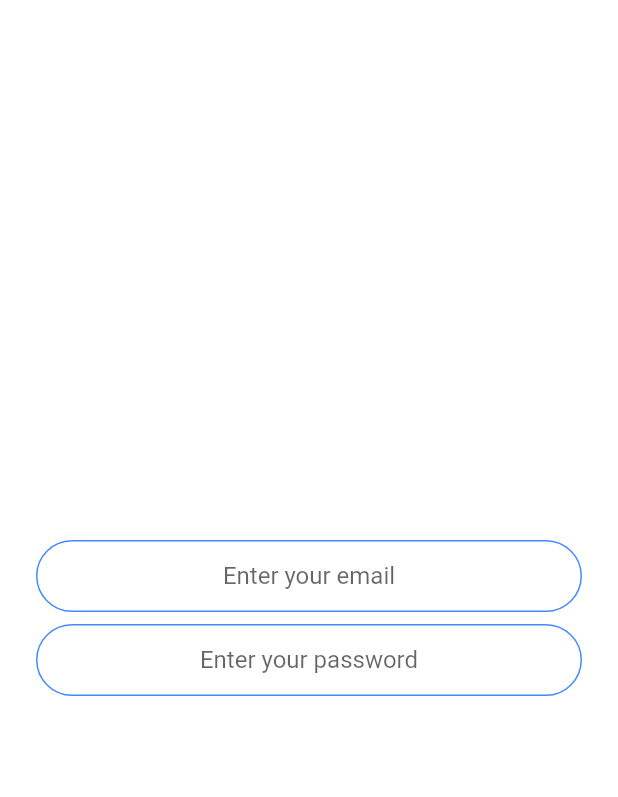
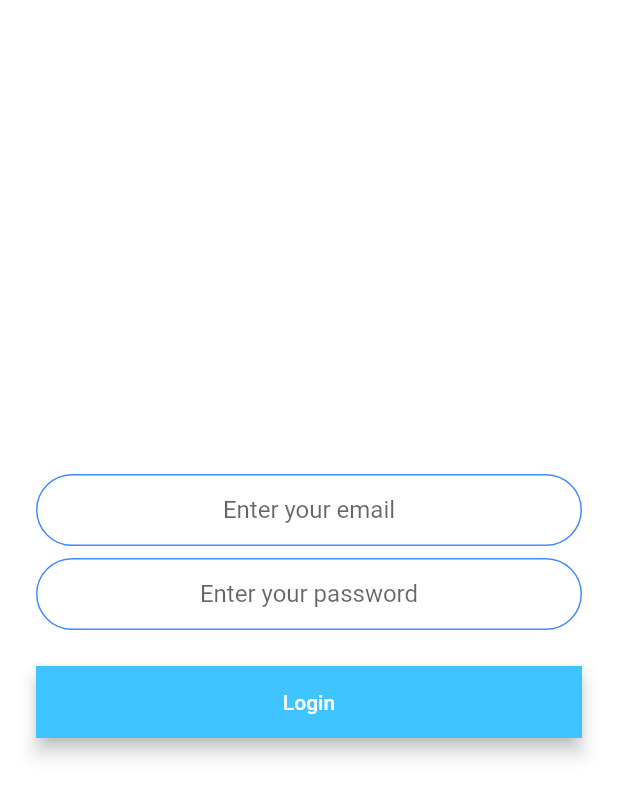
Before and after one commit to buraksaler/ChatApp, a Flutter app: the screen it shows after launch, after a tap on "Login", on a phone screen of 412 x 824 dp. Shown: the top 797 px of the screen. Run offline on Flutter 3.47's test engine with Material 2 defaults, Android fonts, the phone set to English and light mode, and no system bars.

```diff
--- a/lib/screens/login_screen.dart
+++ b/lib/screens/login_screen.dart
@@ -1,3 +1,4 @@
+import 'package:chat_app/components/rounded_button.dart';
 import 'package:flutter/material.dart';
 import 'package:chat_app/constants.dart';
 
@@ -14,7 +15,7 @@ class _LoginScreenState extends State<LoginScreen> {
   @override
   Widget build(BuildContext context) {
     return Scaffold(
-      backgroundColor: Colors.white70,
+      backgroundColor: Colors.white,
       body: Padding(
         padding: EdgeInsets.symmetric(horizontal: 24.0),
         child: Column(
@@ -41,6 +42,16 @@ class _LoginScreenState extends State<LoginScreen> {
               },
               decoration: kTextFieldDecoration.copyWith(hintText: 'Enter your password'),
             ),
+            SizedBox(
+              height: 8.0,
+            ),
+            RoundedButton(
+              color: Colors.lightBlueAccent,
+              title: 'Login',
+              onPressed: () {
+                //to be completed
+              },
+            ),
           ],
         ),
       ),
--- a/lib/screens/welcome_screen.dart
+++ b/lib/screens/welcome_screen.dart
@@ -14,7 +14,7 @@ class _WelcomeScreenState extends State<WelcomeScreen> {
   @override
   Widget build(BuildContext context) {
     return Scaffold(
-      backgroundColor: Colors.white70,
+      backgroundColor: Colors.white,
       body: Padding(
         padding: EdgeInsets.symmetric(horizontal: 24.0),
         child: Column(
```
Also changed, not shown: lib/screens/registration_screen.dart (+45 -1 lines).
